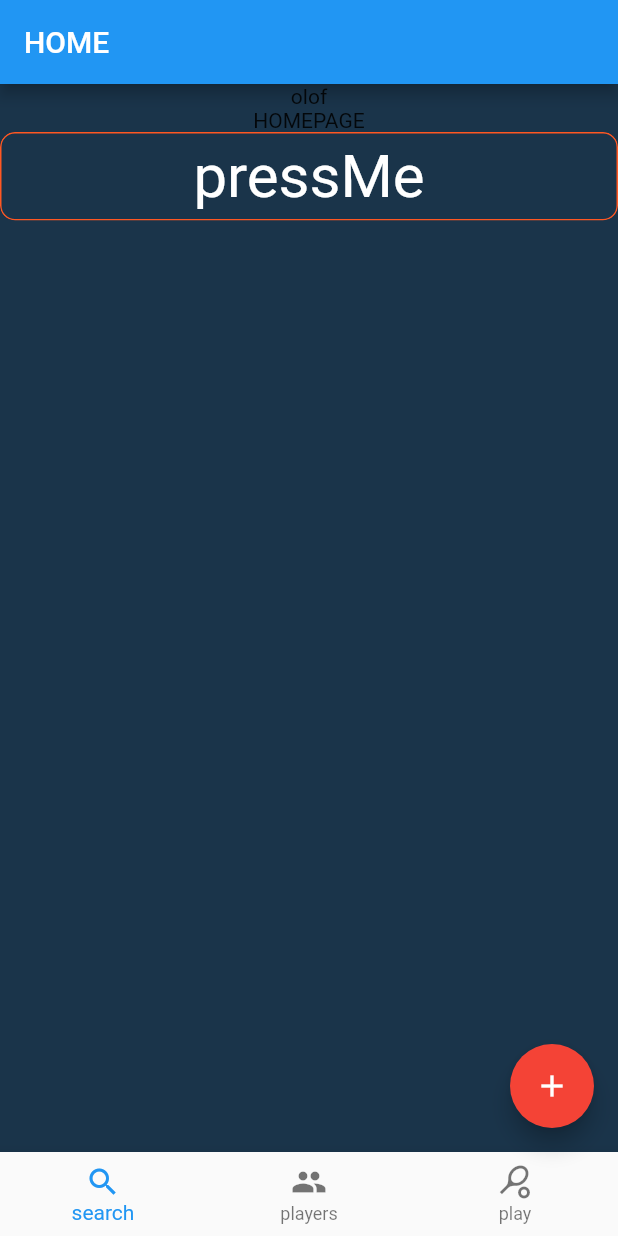
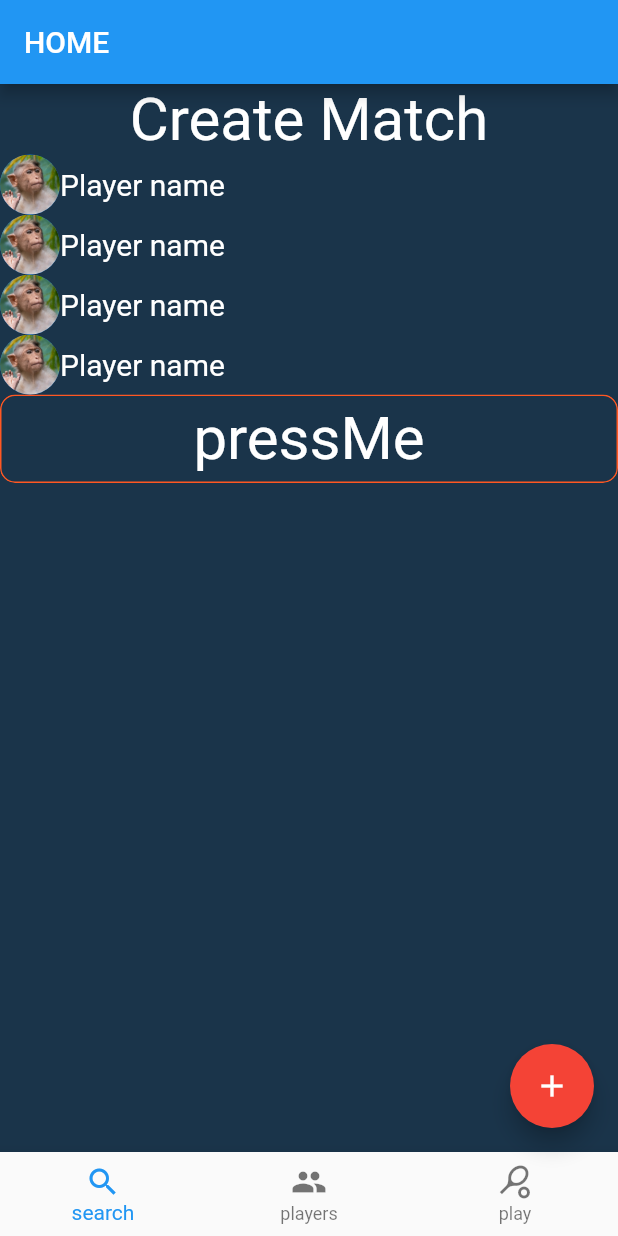
Before and after one commit to getitnordic/get-pong-mono, a Flutter app: the HomePage screen opened directly, on a phone screen of 412 x 824 dp. Run offline on Flutter 3.47's test engine with Material 2 defaults, Android fonts, the light colour scheme and no system bars; our stand-ins replace google_fonts; Roboto replaces fonts that are missing (Goldman); statements that could not run were skipped.

Commit message:
add circleAvatar

```diff
--- a/app/lib/src/presentation/pages/home/home_page.dart
+++ b/app/lib/src/presentation/pages/home/home_page.dart
@@ -12,9 +12,20 @@ class HomePage extends StatelessWidget {
       appBar: AppBar(title: const Text('HOME')),
       body: Column(
         children: [
-          Text('olof', style: GoogleFonts.goldman()),
-          const Center(child: Text('HOMEPAGE')),
-          MyBigButton(buttonText: 'pressMe')
+          const Center(
+            child: Text(
+              'Create Match',
+              style: TextStyle(
+                color: Colors.white,
+                fontSize: 40,
+              ),
+            ),
+          ),
+          MyPlayerAvatar(),
+          MyPlayerAvatar(),
+          MyPlayerAvatar(),
+          MyPlayerAvatar(),
+          MyBigButton(buttonText: 'pressMe'),
         ],
       ),
       bottomNavigationBar: const MyBottomNavBar(),
--- /dev/null
+++ b/app/lib/src/presentation/widgets/my_player_avatar.dart
@@ -0,0 +1,24 @@
+import 'package:flutter/material.dart';
+
+class MyPlayerAvatar extends StatelessWidget {
+  const MyPlayerAvatar({Key? key}) : super(key: key);
+
+  @override
+  Widget build(BuildContext context) {
+    return Row(
+      children: <Widget>[
+        CircleAvatar(
+          radius: 20.0,
+          backgroundImage: AssetImage('assets/images/monkey.jpg'),
+        ),
+        Text(
+          'Player name',
+          style: TextStyle(
+            fontSize: 20,
+            color: Colors.white,
+          ),
+        ),
+      ],
+    );
+  }
+}
--- a/app/lib/src/presentation/widgets/widgets.dart
+++ b/app/lib/src/presentation/widgets/widgets.dart
@@ -1,2 +1,3 @@
 export 'my_bottom_bar.dart';
 export 'my_big_button.dart';
+export 'my_player_avatar.dart';
```
Also changed, not shown: app/pubspec.yaml (+3 -4 lines), app/assets/images/monkey.jpg (added).
